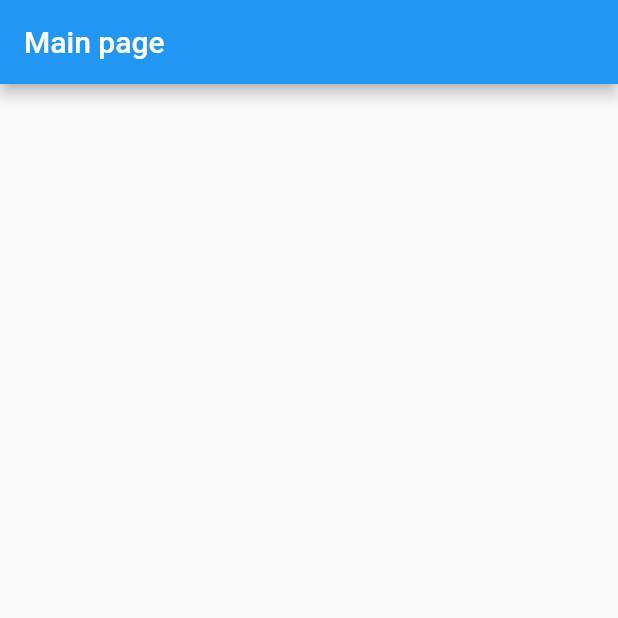
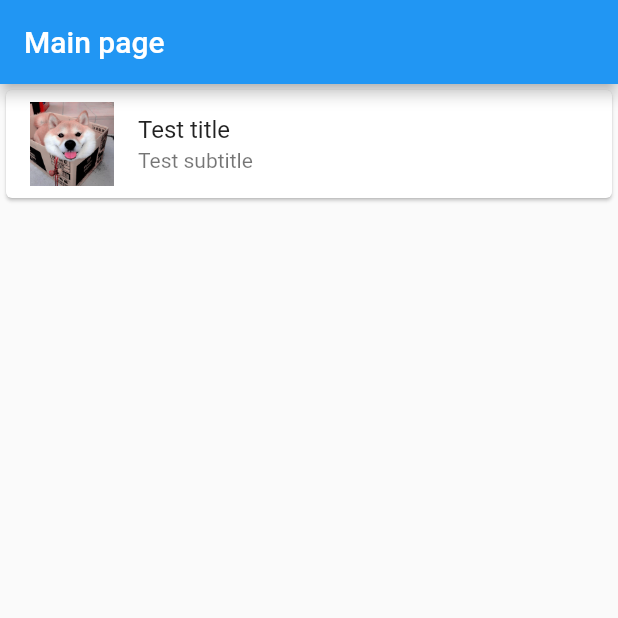
Before and after one commit to samuell324/practice_5, a Flutter app: the screen it shows after launch, on a phone screen of 412 x 824 dp, the top half of it. Run offline on Flutter 3.47's test engine with Material 2 defaults, Android fonts, the phone set to English and light mode, and no system bars.

Commit message:
1.2.1. Implement breedListTile widget

```diff
--- a/lib/pages/mainBreedsListPage.dart
+++ b/lib/pages/mainBreedsListPage.dart
@@ -1,4 +1,5 @@
 import 'package:flutter/material.dart';
+import 'package:practice_5/widgets/breedListTile.dart';
 
 class MainPage extends StatelessWidget {
   @override
@@ -8,7 +9,9 @@ class MainPage extends StatelessWidget {
         appBar: AppBar(
           title: Text('Main page'),
         ),
-        body: Container(),
+        body: Container(
+          child: BreedListTile(),
+        ),
       ),
     );
   }
--- a/lib/widgets/breedListTile.dart
+++ b/lib/widgets/breedListTile.dart
@@ -0,0 +1,17 @@
+import 'package:flutter/material.dart';
+
+class BreedListTile extends StatelessWidget {
+  @override
+  Widget build(BuildContext context) {
+    return Card (
+      child: ListTile (
+        title: Text ('Test title'),
+        subtitle: Text ('Test subtitle'),
+        leading: Container (
+          child: Image.asset('lib/goodBoyAsset.png'),
+        ),
+        onTap: () {},
+      ),
+    );
+  }
+}
```
